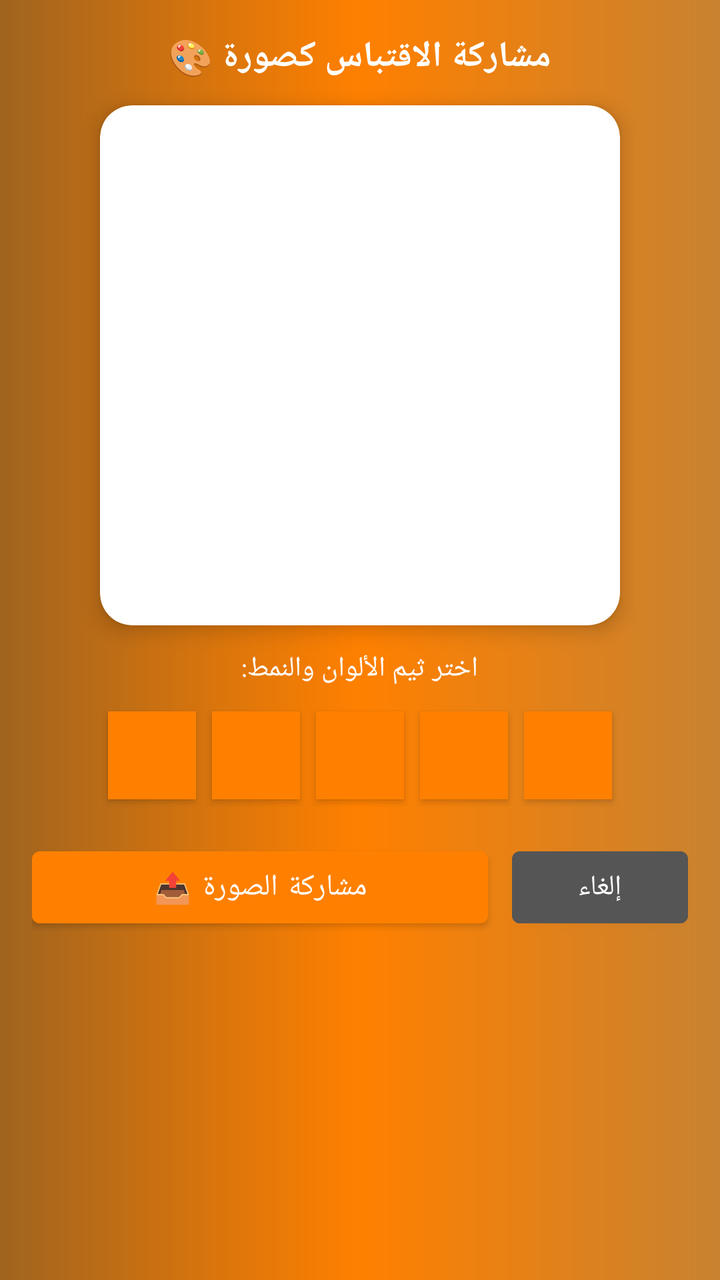
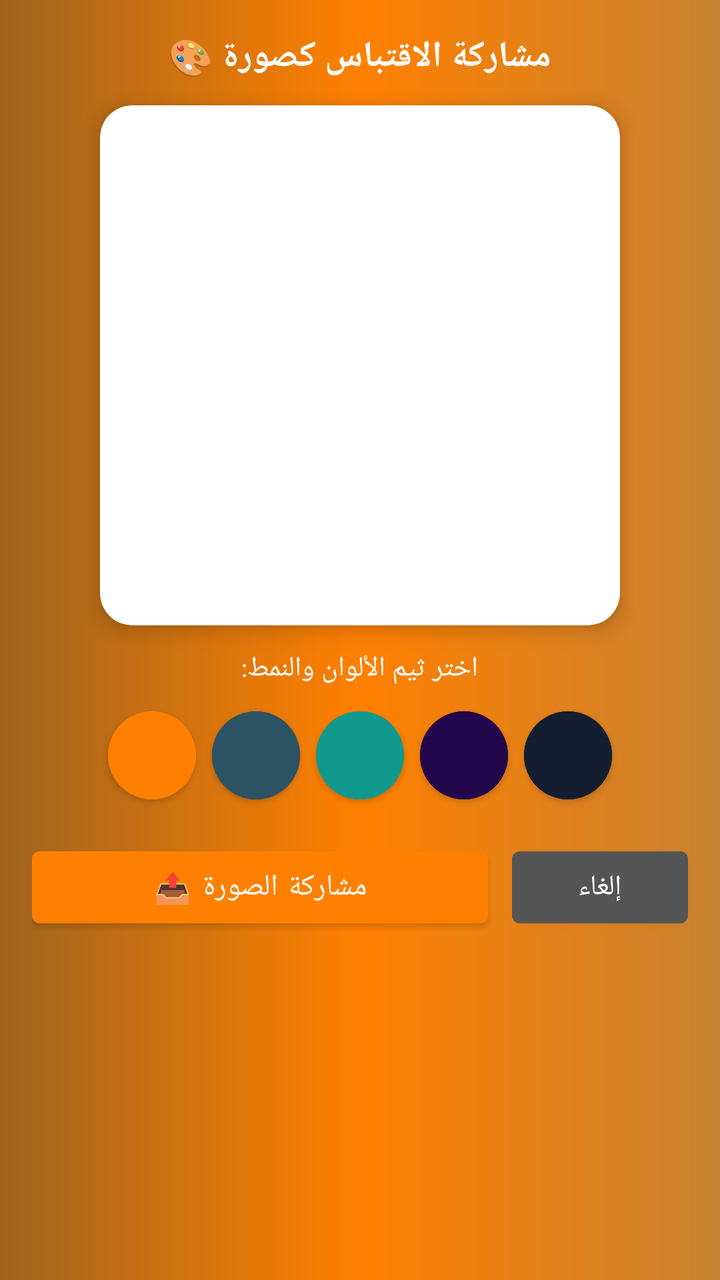

Before-and-after screenshots of an Android layout around one commit, followed by the original layout XML and the change that was made.
<!-- AndroidManifest.xml: application theme AppTheme -->
<!-- res/layout/dialog_quote_image.xml -->
<?xml version="1.0" encoding="utf-8"?>
<LinearLayout xmlns:android="http://schemas.android.com/apk/res/android"
    xmlns:app="http://schemas.android.com/apk/res-auto"
    android:layout_width="match_parent"
    android:layout_height="wrap_content"
    android:background="@drawable/around_line3"
    android:orientation="vertical"
    android:padding="16dp">

    <TextView
        android:id="@+id/dialog_title"
        android:layout_width="wrap_content"
        android:layout_height="wrap_content"
        android:layout_gravity="center"
        android:fontFamily="@font/ffon1"
        android:text="مشاركة الاقتباس كصورة 🎨"
        android:textColor="@android:color/white"
        android:textSize="18sp"
        android:textStyle="bold" />

    <androidx.cardview.widget.CardView
        android:layout_width="260dp"
        android:layout_height="260dp"
        android:layout_gravity="center"
        android:layout_marginTop="12dp"
        android:layout_marginBottom="12dp"
        app:cardCornerRadius="16dp"
        app:cardElevation="6dp">

        <ImageView
            android:id="@+id/image_preview"
            android:layout_width="match_parent"
            android:layout_height="match_parent"
            android:contentDescription="Quote Image Preview"
            android:scaleType="fitCenter" />

    </androidx.cardview.widget.CardView>

    <TextView
        android:layout_width="wrap_content"
        android:layout_height="wrap_content"
        android:layout_gravity="center"
        android:layout_marginBottom="8dp"
        android:fontFamily="@font/ffo"
        android:text="اختر ثيم الألوان والنمط:"
        android:textColor="@android:color/white"
        android:textSize="14sp" />

    <HorizontalScrollView
        android:layout_width="wrap_content"
        android:layout_height="wrap_content"
        android:layout_gravity="center"
        android:scrollbars="none">

        <LinearLayout
            android:layout_width="wrap_content"
            android:layout_height="wrap_content"
            android:gravity="center"
            android:orientation="horizontal">

            <Button
                android:id="@+id/btn_style_orange"
                android:layout_width="44dp"
                android:layout_height="44dp"
                android:layout_margin="4dp"
                android:background="#FF8000" />

            <Button
                android:id="@+id/btn_style_blue"
                android:layout_width="44dp"
                android:layout_height="44dp"
                android:layout_margin="4dp"
                android:background="#2C5364" />

            <Button
                android:id="@+id/btn_style_green"
                android:layout_width="44dp"
                android:layout_height="44dp"
                android:layout_margin="4dp"
                android:background="#11998e" />

            <Button
                android:id="@+id/btn_style_purple"
                android:layout_width="44dp"
                android:layout_height="44dp"
                android:layout_margin="4dp"
                android:background="#23074d" />

            <Button
                android:id="@+id/btn_style_dark"
                android:layout_width="44dp"
                android:layout_height="44dp"
                android:layout_margin="4dp"
                android:background="#141E30" />

        </LinearLayout>
    </HorizontalScrollView>

    <LinearLayout
        android:layout_width="match_parent"
        android:layout_height="wrap_content"
        android:layout_marginTop="16dp"
        android:gravity="center"
        android:orientation="horizontal">

        <Button
            android:id="@+id/btn_share_image"
            android:layout_width="0dp"
            android:layout_height="48dp"
            android:layout_marginEnd="6dp"
            android:layout_weight="1"
            android:backgroundTint="@color/colorPrimary"
            android:fontFamily="@font/ffon1"
            android:text="مشاركة الصورة 📤"
            android:textColor="@android:color/white"
            android:textSize="15sp" />

        <Button
            android:id="@+id/btn_cancel"
            android:layout_width="wrap_content"
            android:layout_height="48dp"
            android:layout_marginStart="6dp"
            android:backgroundTint="#555555"
            android:fontFamily="@font/ffo"
            android:text="إلغاء"
            android:textColor="@android:color/white" />

    </LinearLayout>

</LinearLayout>
<!-- resources referenced by this layout -->
<resources>
  <color name="colorPrimary">#FF8000</color>
  <!-- drawable around_line3 (drawable) -->
  <?xml version="1.0" encoding="utf-8"?>
  <shape
      xmlns:android="http://schemas.android.com/apk/res/android">
     <gradient
         android:startColor="#A0641F"
         android:centerColor="#FF8000"
         android:endColor="#C88231"/>
  </shape>
  <style name="AppTheme" parent="Theme.MaterialComponents.DayNight.DarkActionBar">
          
          <item name="colorPrimary">@color/colorPrimary</item>
          <item name="colorPrimaryDark">@color/colorPrimaryDark</item>
          <item name="colorAccent">@color/colorAccent</item>
          <item name="android:windowBackground">@color/bg_main</item>
      </style>
  <color name="colorPrimaryDark">#D66A00</color>
  <color name="colorAccent">#D66A00</color>
  <color name="bg_main">#F8F9FA</color>
</resources>

<!-- the commit's change to res/layout/dialog_quote_image.xml (unified diff, before → after) -->
@@ -63,35 +63,55 @@
                 android:layout_width="44dp"
                 android:layout_height="44dp"
                 android:layout_margin="4dp"
-                android:background="#FF8000" />
+                android:insetTop="0dp"
+                android:insetBottom="0dp"
+                app:backgroundTint="#FF8000"
+                android:backgroundTint="#FF8000"
+                app:cornerRadius="22dp" />
 
             <Button
                 android:id="@+id/btn_style_blue"
                 android:layout_width="44dp"
                 android:layout_height="44dp"
                 android:layout_margin="4dp"
-                android:background="#2C5364" />
+                android:insetTop="0dp"
+                android:insetBottom="0dp"
+                app:backgroundTint="#2C5364"
+                android:backgroundTint="#2C5364"
+                app:cornerRadius="22dp" />
 
             <Button
                 android:id="@+id/btn_style_green"
                 android:layout_width="44dp"
                 android:layout_height="44dp"
                 android:layout_margin="4dp"
-                android:background="#11998e" />
+                android:insetTop="0dp"
+                android:insetBottom="0dp"
+                app:backgroundTint="#11998e"
+                android:backgroundTint="#11998e"
+                app:cornerRadius="22dp" />
 
             <Button
                 android:id="@+id/btn_style_purple"
                 android:layout_width="44dp"
                 android:layout_height="44dp"
                 android:layout_margin="4dp"
-                android:background="#23074d" />
+                android:insetTop="0dp"
+                android:insetBottom="0dp"
+                app:backgroundTint="#23074d"
+                android:backgroundTint="#23074d"
+                app:cornerRadius="22dp" />
 
             <Button
                 android:id="@+id/btn_style_dark"
                 android:layout_width="44dp"
                 android:layout_height="44dp"
                 android:layout_margin="4dp"
-                android:background="#141E30" />
+                android:insetTop="0dp"
+                android:insetBottom="0dp"
+                app:backgroundTint="#141E30"
+                android:backgroundTint="#141E30"
+                app:cornerRadius="22dp" />
 
         </LinearLayout>
     </HorizontalScrollView>
